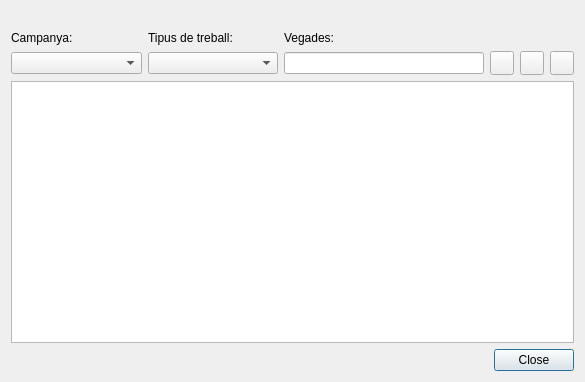
Before: the Qt Designer form ui/planning_unit.ui in bgeo-gis/treemanage_qgis_pluggin, drawn with Qt 5.
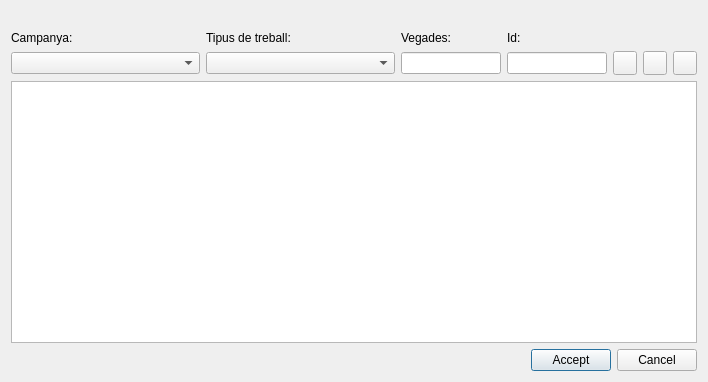
After: the same form once the commit is applied. Icons and pictures are not drawn.

Commit message: populate lineedit

```diff
--- a/ui/planning_unit.ui
+++ b/ui/planning_unit.ui
@@ -6,7 +6,7 @@
    <rect>
     <x>0</x>
     <y>0</y>
-    <width>585</width>
+    <width>708</width>
     <height>382</height>
    </rect>
   </property>
@@ -30,9 +30,16 @@
       </spacer>
      </item>
      <item>
-      <widget class="QPushButton" name="btn_close">
+      <widget class="QPushButton" name="btn_accept">
        <property name="text">
-        <string>Close</string>
+        <string>Accept</string>
+       </property>
+      </widget>
+     </item>
+     <item>
+      <widget class="QPushButton" name="btn_cancel">
+       <property name="text">
+        <string>Cancel</string>
        </property>
       </widget>
      </item>
@@ -49,17 +56,7 @@
      <property name="bottomMargin">
       <number>0</number>
      </property>
-     <item row="0" column="0">
-      <widget class="QLabel" name="label">
-       <property name="text">
-        <string>Campanya:</string>
-       </property>
-      </widget>
-     </item>
-     <item row="1" column="1">
-      <widget class="QComboBox" name="cmb_work"/>
-     </item>
-     <item row="1" column="4">
+     <item row="1" column="5">
       <widget class="QPushButton" name="btn_delete">
        <property name="sizePolicy">
         <sizepolicy hsizetype="Fixed" vsizetype="Fixed">
@@ -88,9 +85,42 @@
        </property>
       </widget>
      </item>
+     <item row="1" column="1">
+      <widget class="QComboBox" name="cmb_work"/>
+     </item>
      <item row="1" column="0">
       <widget class="QComboBox" name="cmb_campaign"/>
      </item>
+     <item row="0" column="0">
+      <widget class="QLabel" name="label">
+       <property name="text">
+        <string>Campanya:</string>
+       </property>
+      </widget>
+     </item>
+     <item row="1" column="4">
+      <widget class="QPushButton" name="btn_insert">
+       <property name="minimumSize">
+        <size>
+         <width>24</width>
+         <height>24</height>
+        </size>
+       </property>
+       <property name="maximumSize">
+        <size>
+         <width>24</width>
+         <height>24</height>
+        </size>
+       </property>
+       <property name="text">
+        <string/>
+       </property>
+       <property name="icon">
+        <iconset>
+         <normaloff>../icons/111.png</normaloff>../icons/111.png</iconset>
+       </property>
+      </widget>
+     </item>
      <item row="0" column="1">
       <widget class="QLabel" name="label_2">
        <property name="text">
@@ -98,57 +128,6 @@
        </property>
       </widget>
      </item>
-     <item row="1" column="3">
-      <widget class="QPushButton" name="btn_insert">
-       <property name="minimumSize">
-        <size>
-         <width>24</width>
-         <height>24</height>
-        </size>
-       </property>
-       <property name="maximumSize">
-        <size>
-         <width>24</width>
-         <height>24</height>
-        </size>
-       </property>
-       <property name="text">
-        <string/>
-       </property>
-       <property name="icon">
-        <iconset>
-         <normaloff>../icons/111.png</normaloff>../icons/111.png</iconset>
-       </property>
-      </widget>
-     </item>
-     <item row="1" column="2">
-      <widget class="QLineEdit" name="txt_times">
-       <property name="sizePolicy">
-        <sizepolicy hsizetype="Fixed" vsizetype="Fixed">
-         <horstretch>0</horstretch>
-         <verstretch>0</verstretch>
-        </sizepolicy>
-       </property>
-       <property name="minimumSize">
-        <size>
-         <width>200</width>
-         <height>0</height>
-        </size>
-       </property>
-       <property name="maximumSize">
-        <size>
-         <width>200</width>
-         <height>16777215</height>
-        </size>
-       </property>
-       <property name="sizeIncrement">
-        <size>
-         <width>200</width>
-         <height>0</height>
-        </size>
-       </property>
-      </widget>
-     </item>
      <item row="0" column="2">
       <widget class="QLabel" name="label_3">
        <property name="text">
@@ -156,7 +135,35 @@
        </property>
       </widget>
      </item>
-     <item row="1" column="5">
+     <item row="1" column="2">
+      <widget class="QLineEdit" name="txt_times">
+       <property name="sizePolicy">
+        <sizepolicy hsizetype="Fixed" vsizetype="Fixed">
+         <horstretch>0</horstretch>
+         <verstretch>0</verstretch>
+        </sizepolicy>
+       </property>
+       <property name="minimumSize">
+        <size>
+         <width>100</width>
+         <height>0</height>
+        </size>
+       </property>
+       <property name="maximumSize">
+        <size>
+         <width>100</width>
+         <height>16777215</height>
+        </size>
+       </property>
+       <property name="sizeIncrement">
+        <size>
+         <width>0</width>
+         <height>0</height>
+        </size>
+       </property>
+      </widget>
+     </item>
+     <item row="1" column="6">
       <widget class="QPushButton" name="btn_snapping">
        <property name="sizePolicy">
         <sizepolicy hsizetype="Fixed" vsizetype="Fixed">
@@ -185,6 +192,41 @@
        </property>
       </widget>
      </item>
+     <item row="1" column="3">
+      <widget class="QLineEdit" name="txt_id">
+       <property name="sizePolicy">
+        <sizepolicy hsizetype="Fixed" vsizetype="Fixed">
+         <horstretch>0</horstretch>
+         <verstretch>0</verstretch>
+        </sizepolicy>
+       </property>
+       <property name="minimumSize">
+        <size>
+         <width>100</width>
+         <height>0</height>
+        </size>
+       </property>
+       <property name="maximumSize">
+        <size>
+         <width>100</width>
+         <height>16777215</height>
+        </size>
+       </property>
+       <property name="sizeIncrement">
+        <size>
+         <width>0</width>
+         <height>0</height>
+        </size>
+       </property>
+      </widget>
+     </item>
+     <item row="0" column="3">
+      <widget class="QLabel" name="label_4">
+       <property name="text">
+        <string>Id:</string>
+       </property>
+      </widget>
+     </item>
     </layout>
    </item>
    <item row="0" column="0">
```
The commit also changes 2 other files.
